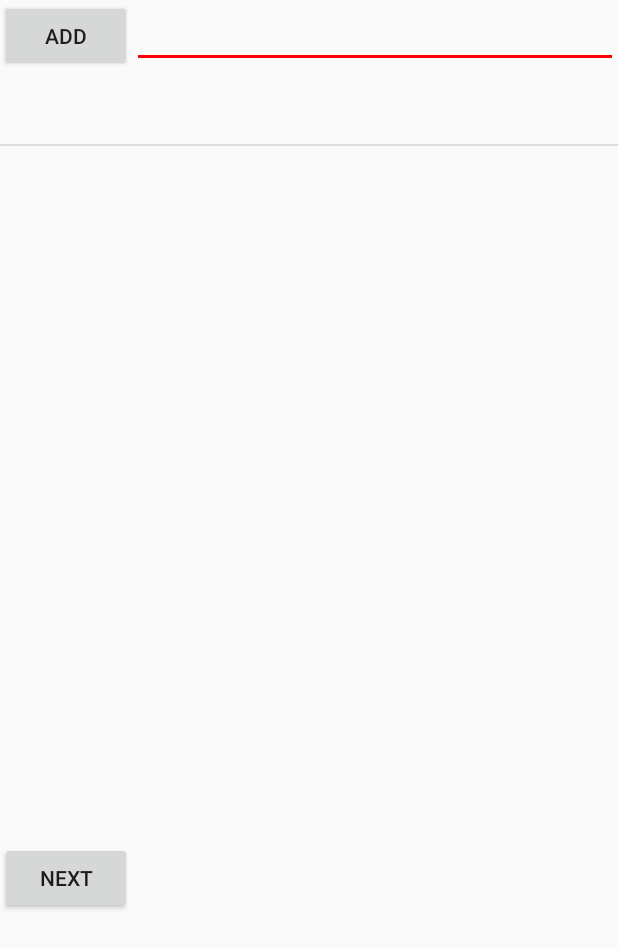
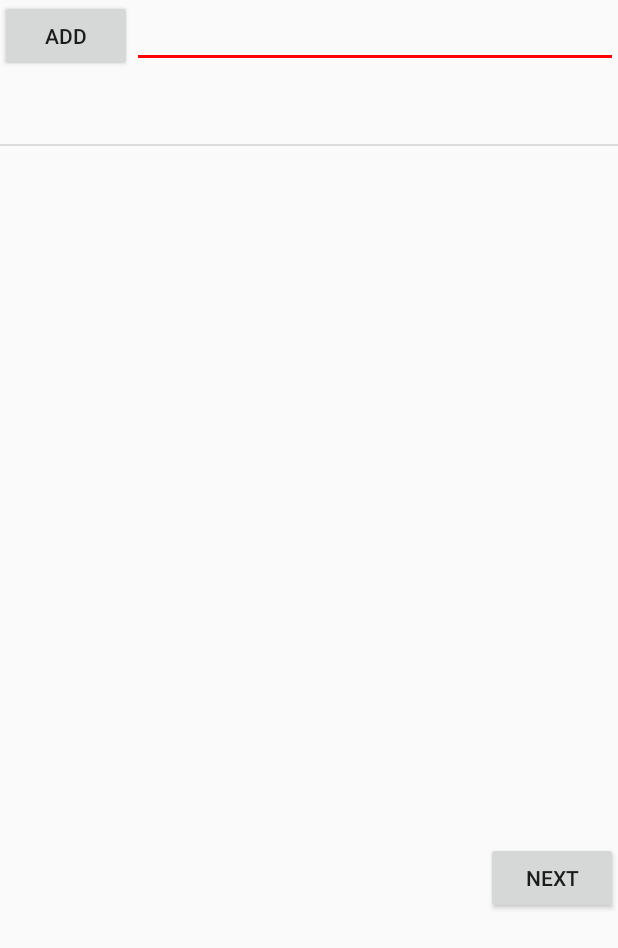
Before and after one commit to lirshindalman/FinalProjectApplication-AvivLir, an Android app: the AddIngredientActivity screen opened directly, with no data from a screen before it, after a tap on "ADD", on a phone screen of 412 x 824 dp. Shown: the top 948 px of the screen. Run offline under Robolectric (Android 15) with nearby library versions, the phone set to English and light mode, and no system bars; our stand-ins replace Firebase (no records; nobody signed in at launch, a user with empty details on screens opened directly).

```diff
--- a/app/src/main/res/layout/activity_add_ingredient.xml
+++ b/app/src/main/res/layout/activity_add_ingredient.xml
@@ -14,17 +14,18 @@
 
         <Button
             android:id="@+id/addBtn"
-            android:text="Add"
             android:layout_width="wrap_content"
             android:layout_height="wrap_content"
-            android:onClick="addItems"/>
+            android:layout_gravity="right"
+            android:onClick="addItems"
+            android:text="Add" />
 
         <EditText
             android:id="@+id/ingredientText"
             android:layout_width="match_parent"
             android:layout_height="wrap_content"
-            android:layout_weight="1"
-            ></EditText>
+            android:layout_gravity="left"
+            android:layout_weight="1"></EditText>
 
 
     </LinearLayout>
@@ -42,6 +43,7 @@
         android:text="next"
         android:layout_width="wrap_content"
         android:layout_height="wrap_content"
+        android:layout_gravity="right"
         android:onClick="nextBtn"/>
 
 </LinearLayout>
```
